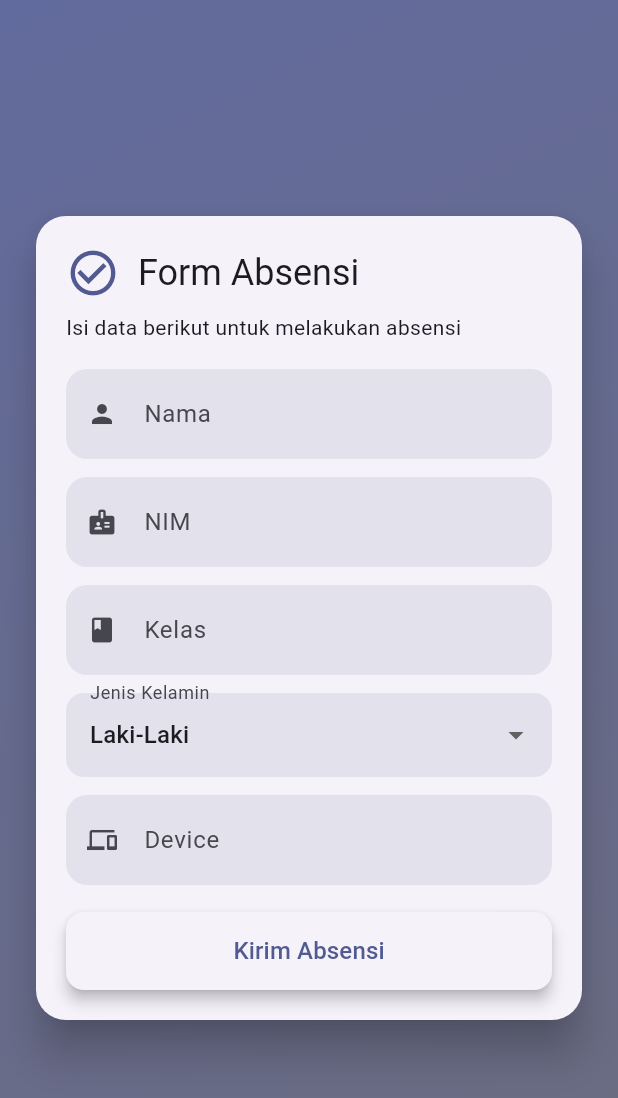
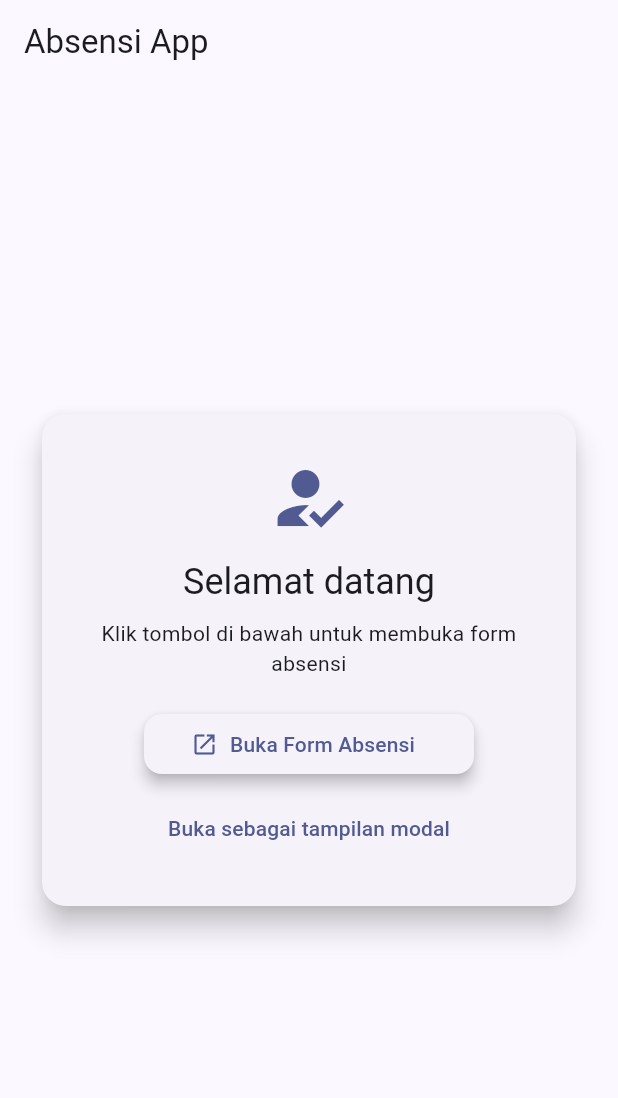
Before and after one commit to sugikne/Absen-app, a Flutter app: the screen it shows after launch, on a phone screen of 412 x 824 dp. Shown: the top 1098 px of the screen. Run offline on Flutter 3.47's test engine with Material 3 defaults, Android fonts, the phone set to English and light mode, and no system bars.

```diff
--- a/lib/main.dart
+++ b/lib/main.dart
@@ -30,7 +30,90 @@ class MyApp extends StatelessWidget {
           ),
         ),
       ),
-      home: const AbsensiScreen(),
+      home: const HomeScreen(),
     );
   }
 }
+
+class HomeScreen extends StatelessWidget {
+  const HomeScreen({Key? key}) : super(key: key);
+
+  @override
+  Widget build(BuildContext context) {
+    final theme = Theme.of(context);
+    return Scaffold(
+      appBar: AppBar(title: const Text('Absensi App')),
+      body: Center(
+        child: Padding(
+          padding: const EdgeInsets.all(24.0),
+          child: Card(
+            shape: RoundedRectangleBorder(
+              borderRadius: BorderRadius.circular(16),
+            ),
+            elevation: 8,
+            child: Padding(
+              padding: const EdgeInsets.symmetric(
+                vertical: 28.0,
+                horizontal: 20.0,
+              ),
+              child: Column(
+                mainAxisSize: MainAxisSize.min,
+                children: [
+                  Icon(
+                    Icons.how_to_reg,
+                    size: 56,
+                    color: theme.colorScheme.primary,
+                  ),
+                  const SizedBox(height: 12),
+                  Text('Selamat datang', style: theme.textTheme.headlineSmall),
+                  const SizedBox(height: 8),
+                  Text(
+                    'Klik tombol di bawah untuk membuka form absensi',
+                    style: theme.textTheme.bodyMedium,
+                    textAlign: TextAlign.center,
+                  ),
+                  const SizedBox(height: 20),
+                  SizedBox(
+                    width: 220,
+                    child: ElevatedButton.icon(
+                      icon: const Icon(Icons.open_in_new),
+                      label: const Text('Buka Form Absensi'),
+                      onPressed: () {
+                        Navigator.push(
+                          context,
+                          MaterialPageRoute(
+                            builder: (_) => const AbsensiScreen(),
+                          ),
+                        );
+                      },
+                    ),
+                  ),
+                  const SizedBox(height: 8),
+                  TextButton(
+                    onPressed: () {
+                      // alternative: open AbsensiScreen in a dialog
+                      showModalBottomSheet(
+                        context: context,
+                        isScrollControlled: true,
+                        shape: const RoundedRectangleBorder(
+                          borderRadius: BorderRadius.vertical(
+                            top: Radius.circular(16),
+                          ),
+                        ),
+                        builder: (ctx) => SizedBox(
+                          height: MediaQuery.of(ctx).size.height * 0.9,
+                          child: const AbsensiScreen(),
+                        ),
+                      );
+                    },
+                    child: const Text('Buka sebagai tampilan modal'),
+                  ),
+                ],
+              ),
+            ),
+          ),
+        ),
+      ),
+    );
+  }
+}
```
